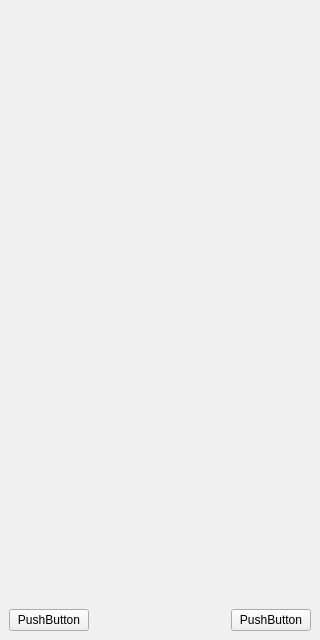
The window that nokia/AlausRadaras/beercounter.ui (vincnetas/alaus-radaras) describes before a commit, drawn with Qt 5.
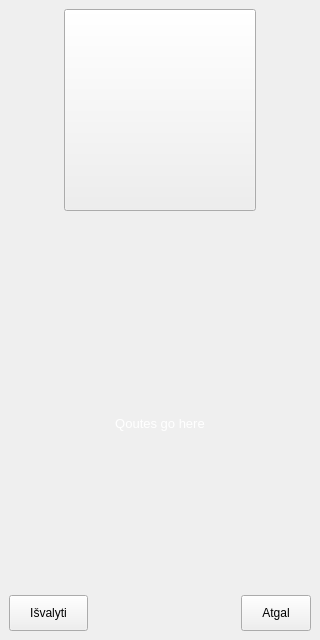
The same window after the commit. Icons and pictures are not drawn.

Commit message: Implemented beer counter. Tested QListView for performance. Tried to add GPS tracking (cannot get QTMobility to work)

```diff
--- a/nokia/AlausRadaras/beercounter.ui
+++ b/nokia/AlausRadaras/beercounter.ui
@@ -11,58 +11,19 @@
    </rect>
   </property>
   <property name="windowTitle">
-   <string>MainWindow</string>
+   <string>Skaičiuoklė</string>
+  </property>
+  <property name="windowIcon">
+   <iconset resource="Images.qrc">
+    <normaloff>:/images/alus.png</normaloff>:/images/alus.png</iconset>
+  </property>
+  <property name="styleSheet">
+   <string notr="true">#BeerCounter{ border-image:url(:/images/background.png); } </string>
   </property>
   <widget class="QWidget" name="centralwidget">
-   <layout class="QVBoxLayout" name="verticalLayout" stretch="10,10,2">
+   <layout class="QVBoxLayout" name="verticalLayout" stretch="4,0,0,5,0,1">
     <item>
-     <layout class="QHBoxLayout" name="horizontalLayout_3">
-      <item>
-       <spacer name="horizontalSpacer_4">
-        <property name="orientation">
-         <enum>Qt::Horizontal</enum>
-        </property>
-        <property name="sizeHint" stdset="0">
-         <size>
-          <width>40</width>
-          <height>20</height>
-         </size>
-        </property>
-       </spacer>
-      </item>
-      <item>
-       <widget class="QLabel" name="label_2">
-        <property name="text">
-         <string/>
-        </property>
-        <property name="pixmap">
-         <pixmap resource="Images.qrc">:/images/bok_title.png</pixmap>
-        </property>
-        <property name="scaledContents">
-         <bool>true</bool>
-        </property>
-       </widget>
-      </item>
-      <item>
-       <spacer name="horizontalSpacer_5">
-        <property name="orientation">
-         <enum>Qt::Horizontal</enum>
-        </property>
-        <property name="sizeType">
-         <enum>QSizePolicy::Expanding</enum>
-        </property>
-        <property name="sizeHint" stdset="0">
-         <size>
-          <width>40</width>
-          <height>20</height>
-         </size>
-        </property>
-       </spacer>
-      </item>
-     </layout>
-    </item>
-    <item>
-     <layout class="QHBoxLayout" name="horizontalLayout_2" stretch="0,0,0">
+     <layout class="QHBoxLayout" name="horizontalLayout_3" stretch="2,7,2">
       <item>
        <spacer name="horizontalSpacer">
         <property name="orientation">
@@ -70,25 +31,52 @@
         </property>
         <property name="sizeHint" stdset="0">
          <size>
-          <width>40</width>
+          <width>20</width>
           <height>20</height>
          </size>
         </property>
        </spacer>
       </item>
       <item>
-       <widget class="QLabel" name="label">
+       <widget class="QPushButton" name="btnCount">
         <property name="sizePolicy">
-         <sizepolicy hsizetype="MinimumExpanding" vsizetype="MinimumExpanding">
+         <sizepolicy hsizetype="MinimumExpanding" vsizetype="Expanding">
           <horstretch>0</horstretch>
           <verstretch>0</verstretch>
          </sizepolicy>
         </property>
+        <property name="minimumSize">
+         <size>
+          <width>100</width>
+          <height>140</height>
+         </size>
+        </property>
+        <property name="baseSize">
+         <size>
+          <width>100</width>
+          <height>140</height>
+         </size>
+        </property>
+        <property name="font">
+         <font>
+          <pointsize>15</pointsize>
+         </font>
+        </property>
+        <property name="autoFillBackground">
+         <bool>false</bool>
+        </property>
+        <property name="styleSheet">
+         <string notr="true">#btnCount{ border-image:url(:/images/bok_title.png); color:black; } 
+</string>
+        </property>
         <property name="text">
          <string/>
         </property>
-        <property name="pixmap">
-         <pixmap resource="Images.qrc">:/images/balloon_overlay_unfocused.9.png</pixmap>
+        <property name="iconSize">
+         <size>
+          <width>120</width>
+          <height>120</height>
+         </size>
         </property>
        </widget>
       </item>
@@ -97,12 +85,9 @@
         <property name="orientation">
          <enum>Qt::Horizontal</enum>
         </property>
-        <property name="sizeType">
-         <enum>QSizePolicy::MinimumExpanding</enum>
-        </property>
         <property name="sizeHint" stdset="0">
          <size>
-          <width>40</width>
+          <width>20</width>
           <height>20</height>
          </size>
         </property>
@@ -110,12 +95,100 @@
       </item>
      </layout>
     </item>
+    <item>
+     <spacer name="verticalSpacer_3">
+      <property name="orientation">
+       <enum>Qt::Vertical</enum>
+      </property>
+      <property name="sizeHint" stdset="0">
+       <size>
+        <width>20</width>
+        <height>40</height>
+       </size>
+      </property>
+     </spacer>
+    </item>
+    <item>
+     <spacer name="verticalSpacer">
+      <property name="orientation">
+       <enum>Qt::Vertical</enum>
+      </property>
+      <property name="sizeHint" stdset="0">
+       <size>
+        <width>20</width>
+        <height>40</height>
+       </size>
+      </property>
+     </spacer>
+    </item>
+    <item>
+     <layout class="QHBoxLayout" name="horizontalLayout_2" stretch="0">
+      <item>
+       <widget class="QLabel" name="qouteLabel">
+        <property name="sizePolicy">
+         <sizepolicy hsizetype="Preferred" vsizetype="MinimumExpanding">
+          <horstretch>0</horstretch>
+          <verstretch>0</verstretch>
+         </sizepolicy>
+        </property>
+        <property name="maximumSize">
+         <size>
+          <width>320</width>
+          <height>16777215</height>
+         </size>
+        </property>
+        <property name="font">
+         <font>
+          <pointsize>10</pointsize>
+         </font>
+        </property>
+        <property name="autoFillBackground">
+         <bool>false</bool>
+        </property>
+        <property name="styleSheet">
+         <string notr="true">#qouteLabel { color:white;}</string>
+        </property>
+        <property name="text">
+         <string>Qoutes go here</string>
+        </property>
+        <property name="scaledContents">
+         <bool>false</bool>
+        </property>
+        <property name="alignment">
+         <set>Qt::AlignCenter</set>
+        </property>
+        <property name="wordWrap">
+         <bool>true</bool>
+        </property>
+       </widget>
+      </item>
+     </layout>
+    </item>
+    <item>
+     <spacer name="verticalSpacer_2">
+      <property name="orientation">
+       <enum>Qt::Vertical</enum>
+      </property>
+      <property name="sizeHint" stdset="0">
+       <size>
+        <width>20</width>
+        <height>40</height>
+       </size>
+      </property>
+     </spacer>
+    </item>
     <item>
      <layout class="QHBoxLayout" name="horizontalLayout">
       <item>
-       <widget class="QPushButton" name="pushButton_2">
+       <widget class="QPushButton" name="btnClear">
+        <property name="styleSheet">
+         <string notr="true">#btnClear {
+border-image:url(:/images/batonas.png);
+padding:10px 20px 10px 20px;
+}</string>
+        </property>
         <property name="text">
-         <string>PushButton</string>
+         <string>Išvalyti</string>
         </property>
        </widget>
       </item>
@@ -133,9 +206,15 @@
        </spacer>
       </item>
       <item>
-       <widget class="QPushButton" name="pushButton">
+       <widget class="QPushButton" name="btnBack">
+        <property name="styleSheet">
+         <string notr="true">#btnBack {
+border-image:url(:/images/batonas.png);
+padding:10px 20px 10px 20px;
+}</string>
+        </property>
         <property name="text">
-         <string>PushButton</string>
+         <string>Atgal</string>
         </property>
        </widget>
       </item>
```
The commit also changes 18 other files.
